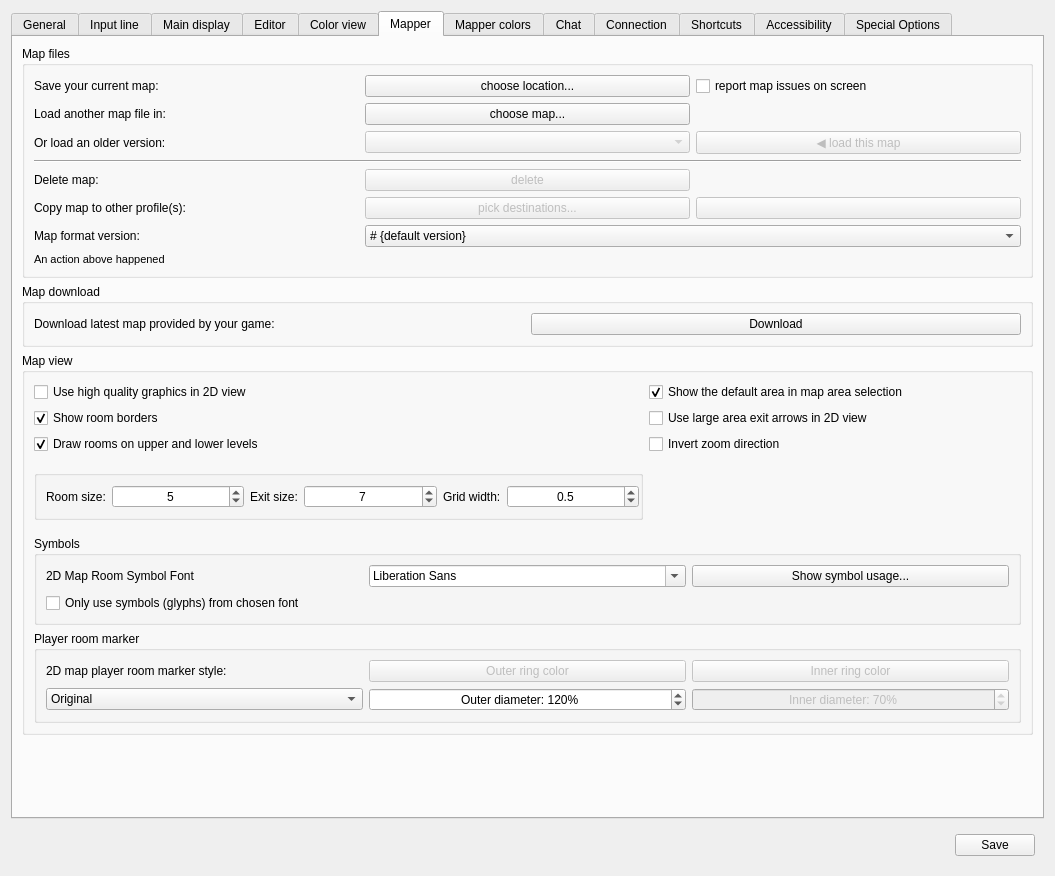
The window that src/ui/profile_preferences.ui (Mudlet/Mudlet) describes before a commit, drawn with Qt 5.
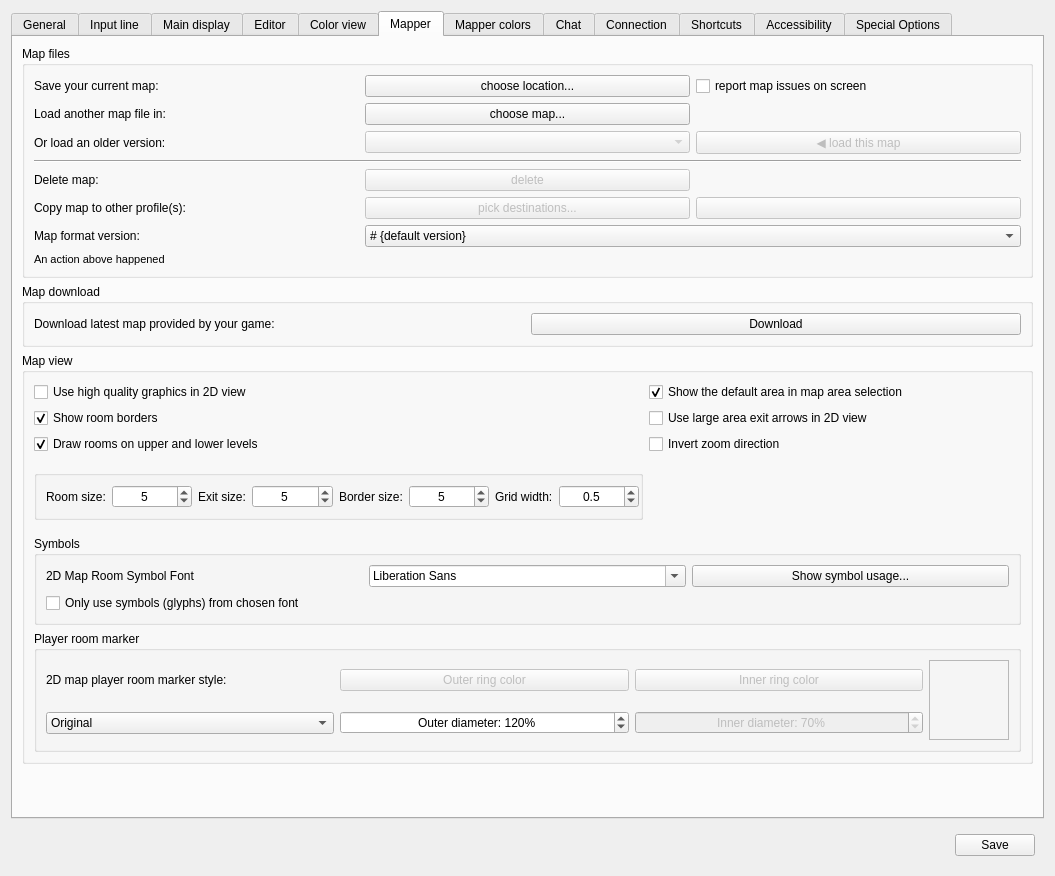
The same window after the commit. Icons and pictures are not drawn. Custom widgets are drawn as their Qt base class.

Commit message: add: player room marker preview and improved map size controls

```diff
--- a/src/ui/profile_preferences.ui
+++ b/src/ui/profile_preferences.ui
@@ -2702,13 +2702,38 @@
                 <string>Inner diameter: </string>
                </property>
                <property name="maximum">
-                <number>83</number>
+                <number>96</number>
                </property>
                <property name="value">
                 <number>70</number>
                </property>
               </widget>
              </item>
+             <item row="0" column="3" rowspan="2">
+              <widget class="QLabel" name="label_playerRoomPreview">
+               <property name="minimumSize">
+                <size>
+                 <width>80</width>
+                 <height>80</height>
+                </size>
+               </property>
+               <property name="maximumSize">
+                <size>
+                 <width>80</width>
+                 <height>80</height>
+                </size>
+               </property>
+               <property name="frameShape">
+                <enum>QFrame::Shape::StyledPanel</enum>
+               </property>
+               <property name="frameShadow">
+                <enum>QFrame::Shadow::Sunken</enum>
+               </property>
+               <property name="alignment">
+                <set>Qt::AlignmentFlag::AlignCenter</set>
+               </property>
+              </widget>
+             </item>
             </layout>
            </widget>
           </item>
@@ -2794,6 +2819,44 @@
               </widget>
              </item>
              <item row="0" column="4">
+              <widget class="QLabel" name="label_borderSize">
+               <property name="sizePolicy">
+                <sizepolicy hsizetype="Maximum" vsizetype="Preferred">
+                 <horstretch>0</horstretch>
+                 <verstretch>0</verstretch>
+                </sizepolicy>
+               </property>
+               <property name="text">
+                <string>Border size:</string>
+               </property>
+               <property name="buddy">
+                <cstring>spinBox_borderSize</cstring>
+               </property>
+              </widget>
+             </item>
+             <item row="0" column="5">
+              <widget class="QSpinBox" name="spinBox_borderSize">
+               <property name="sizePolicy">
+                <sizepolicy hsizetype="MinimumExpanding" vsizetype="Fixed">
+                 <horstretch>0</horstretch>
+                 <verstretch>0</verstretch>
+                </sizepolicy>
+               </property>
+               <property name="alignment">
+                <set>Qt::AlignmentFlag::AlignCenter</set>
+               </property>
+               <property name="minimum">
+                <number>1</number>
+               </property>
+               <property name="maximum">
+                <number>11</number>
+               </property>
+               <property name="value">
+                <number>5</number>
+               </property>
+              </widget>
+             </item>
+             <item row="0" column="6">
               <widget class="QLabel" name="label_gridSize">
                <property name="sizePolicy">
                 <sizepolicy hsizetype="Maximum" vsizetype="Preferred">
@@ -2821,17 +2884,17 @@
                 <set>Qt::AlignmentFlag::AlignCenter</set>
                </property>
                <property name="minimum">
-                <number>2</number>
+                <number>1</number>
                </property>
                <property name="maximum">
-                <number>20</number>
+                <number>11</number>
                </property>
                <property name="value">
-                <number>7</number>
+                <number>5</number>
                </property>
               </widget>
              </item>
-             <item row="0" column="5">
+             <item row="0" column="7">
               <widget class="QDoubleSpinBox" name="doubleSpinBox_gridSize">
                <property name="sizePolicy">
                 <sizepolicy hsizetype="MinimumExpanding" vsizetype="Fixed">
```
The commit also changes 7 other files.
